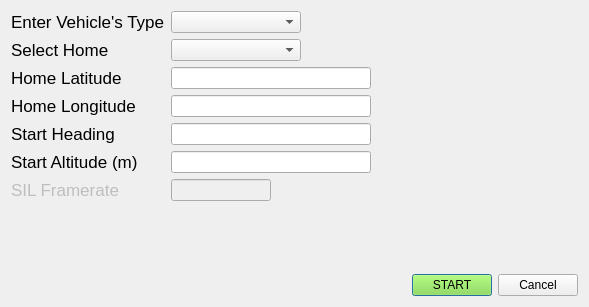
Qt form src/main/python/gust/gui/ui/start_sil.ui (drjdlarson/gust) before a commit.
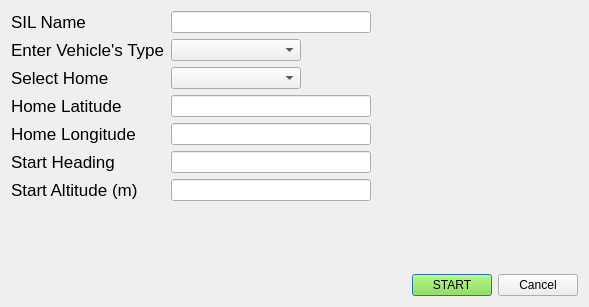
The same form after that commit.

Diff of the .ui file:
```diff
--- a/src/main/python/gust/gui/ui/start_sil.ui
+++ b/src/main/python/gust/gui/ui/start_sil.ui
@@ -22,7 +22,7 @@
      <property name="rowWrapPolicy">
       <enum>QFormLayout::WrapLongRows</enum>
      </property>
-     <item row="0" column="0">
+     <item row="1" column="0">
       <widget class="QLabel" name="label_nameinput">
        <property name="font">
         <font>
@@ -34,7 +34,7 @@
        </property>
       </widget>
      </item>
-     <item row="0" column="1">
+     <item row="1" column="1">
       <widget class="QComboBox" name="comboBox_type">
        <property name="minimumSize">
         <size>
@@ -45,6 +45,28 @@
       </widget>
      </item>
      <item row="2" column="0">
+      <widget class="QLabel" name="label_select_home">
+       <property name="font">
+        <font>
+         <pointsize>13</pointsize>
+        </font>
+       </property>
+       <property name="text">
+        <string>Select Home</string>
+       </property>
+      </widget>
+     </item>
+     <item row="2" column="1">
+      <widget class="QComboBox" name="comboBox_select_home">
+       <property name="minimumSize">
+        <size>
+         <width>130</width>
+         <height>0</height>
+        </size>
+       </property>
+      </widget>
+     </item>
+     <item row="3" column="0">
       <widget class="QLabel" name="label_home_lat">
        <property name="font">
         <font>
@@ -56,7 +78,7 @@
        </property>
       </widget>
      </item>
-     <item row="2" column="1">
+     <item row="3" column="1">
       <widget class="QLineEdit" name="lineEdit_home_lat">
        <property name="maximumSize">
         <size>
@@ -66,7 +88,7 @@
        </property>
       </widget>
      </item>
-     <item row="3" column="0">
+     <item row="4" column="0">
       <widget class="QLabel" name="label_home_lon">
        <property name="font">
         <font>
@@ -78,7 +100,7 @@
        </property>
       </widget>
      </item>
-     <item row="3" column="1">
+     <item row="4" column="1">
       <widget class="QLineEdit" name="lineEdit_home_lon">
        <property name="maximumSize">
         <size>
@@ -88,35 +110,7 @@
        </property>
       </widget>
      </item>
-     <item row="6" column="0">
-      <widget class="QLabel" name="label_framerate">
-       <property name="enabled">
-        <bool>false</bool>
-       </property>
-       <property name="font">
-        <font>
-         <pointsize>13</pointsize>
-        </font>
-       </property>
-       <property name="text">
-        <string>SIL Framerate</string>
-       </property>
-      </widget>
-     </item>
-     <item row="6" column="1">
-      <widget class="QLineEdit" name="lineEdit_framerate">
-       <property name="enabled">
-        <bool>false</bool>
-       </property>
-       <property name="maximumSize">
-        <size>
-         <width>100</width>
-         <height>16777215</height>
-        </size>
-       </property>
-      </widget>
-     </item>
-     <item row="4" column="0">
+     <item row="5" column="0">
       <widget class="QLabel" name="label_start_heading">
        <property name="font">
         <font>
@@ -128,7 +122,7 @@
        </property>
       </widget>
      </item>
-     <item row="4" column="1">
+     <item row="5" column="1">
       <widget class="QLineEdit" name="lineEdit_start_heading">
        <property name="maximumSize">
         <size>
@@ -138,7 +132,7 @@
        </property>
       </widget>
      </item>
-     <item row="5" column="0">
+     <item row="6" column="0">
       <widget class="QLabel" name="label_start_altitude">
        <property name="font">
         <font>
@@ -150,7 +144,7 @@
        </property>
       </widget>
      </item>
-     <item row="5" column="1">
+     <item row="6" column="1">
       <widget class="QLineEdit" name="lineEdit_start_altitude">
        <property name="maximumSize">
         <size>
@@ -160,24 +154,24 @@
        </property>
       </widget>
      </item>
-     <item row="1" column="0">
-      <widget class="QLabel" name="label_select_home">
+     <item row="0" column="0">
+      <widget class="QLabel" name="label_sil_name">
        <property name="font">
         <font>
          <pointsize>13</pointsize>
         </font>
        </property>
        <property name="text">
-        <string>Select Home</string>
+        <string>SIL Name</string>
        </property>
       </widget>
      </item>
-     <item row="1" column="1">
-      <widget class="QComboBox" name="comboBox_select_home">
-       <property name="minimumSize">
+     <item row="0" column="1">
+      <widget class="QLineEdit" name="lineEdit_sil_name">
+       <property name="maximumSize">
         <size>
-         <width>130</width>
-         <height>0</height>
+         <width>200</width>
+         <height>16777215</height>
         </size>
        </property>
       </widget>
```
